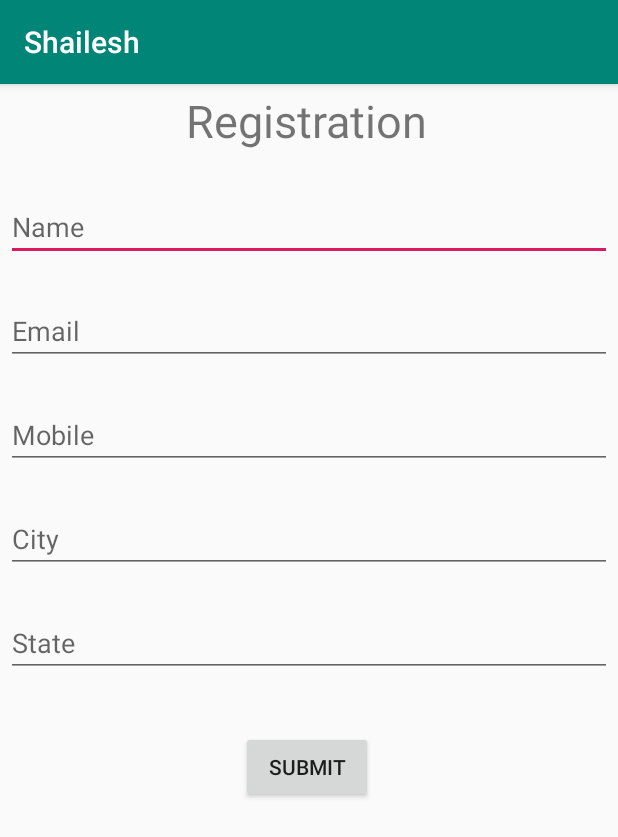
After one commit to Shailesh1297/android-class, an Android app: the Registration screen opened directly, with no data from a screen before it, on a phone screen of 412 x 824 dp. The commit adds this screen. Shown: the top 837 px of the screen. Run offline under Robolectric (Android 15) with nearby library versions, the phone set to English and light mode, and no system bars.

Commit message:
added registration with intent method

```diff
--- a/app/build.gradle
+++ b/app/build.gradle
@@ -26,4 +26,5 @@ dependencies {
     testImplementation 'junit:junit:4.12'
     androidTestImplementation 'androidx.test.ext:junit:1.1.0'
     androidTestImplementation 'androidx.test.espresso:espresso-core:3.1.1'
+    implementation 'com.intuit.sdp:sdp-android:1.0.6'
 }
--- a/app/src/main/AndroidManifest.xml
+++ b/app/src/main/AndroidManifest.xml
@@ -9,7 +9,8 @@
         android:roundIcon="@mipmap/ic_launcher_round"
         android:supportsRtl="true"
         android:theme="@style/AppTheme">
-        <activity android:name=".simplecalculator.SimpleCalculator"></activity>
+        <activity android:name=".registration.RegisterData"></activity>
+        <activity android:name=".simplecalculator.SimpleCalculator" />
         <activity android:name=".calculator.Calculator" />
         <activity android:name=".MainActivity">
             <intent-filter>
@@ -18,6 +19,7 @@
                 <category android:name="android.intent.category.LAUNCHER" />
             </intent-filter>
         </activity>
+        <activity android:name=".registration.Registration" />
     </application>
 
 </manifest>
--- /dev/null
+++ b/app/src/main/java/com/example/shailesh/registration/Registration.java
@@ -0,0 +1,44 @@
+package com.example.shailesh.registration;
+
+import androidx.appcompat.app.AppCompatActivity;
+
+import android.content.Intent;
+import android.os.Bundle;
+import android.view.View;
+import android.widget.Button;
+import android.widget.EditText;
+
+import com.example.shailesh.R;
+
+public class Registration extends AppCompatActivity {
+
+    EditText name,mobile,email,city,state;
+    Button rButton;
+    @Override
+    protected void onCreate(Bundle savedInstanceState) {
+        super.onCreate(savedInstanceState);
+        setContentView(R.layout.activity_registration);
+        addWidgets();
+        rButton.setOnClickListener(new View.OnClickListener() {
+            @Override
+            public void onClick(View v) {
+                Intent calintent=new Intent(getBaseContext(), RegisterData.class);
+                calintent.putExtra("Name",name.getText().toString());
+                startActivity(calintent);
+            }
+        });
+
+
+    }
+
+  public  void addWidgets()
+    {
+        name=findViewById(R.id.registerName);
+        mobile=findViewById(R.id.registerMobile);
+        email=findViewById(R.id.registerEmail);
+        city=findViewById(R.id.registerCity);
+        state=findViewById(R.id.registerState);
+        rButton=findViewById(R.id.registerButton);
+    }
+
+}
--- /dev/null
+++ b/app/src/main/res/layout/activity_registration.xml
@@ -0,0 +1,108 @@
+<?xml version="1.0" encoding="utf-8"?>
+<androidx.constraintlayout.widget.ConstraintLayout xmlns:android="http://schemas.android.com/apk/res/android"
+    xmlns:app="http://schemas.android.com/apk/res-auto"
+    xmlns:tools="http://schemas.android.com/tools"
+    style="@style/NoAction"
+    android:layout_width="match_parent"
+    android:layout_height="wrap_content"
+    tools:context=".registration.Registration">
+
+    <TextView
+        android:id="@+id/registerTxt"
+        android:layout_width="wrap_content"
+        android:layout_height="wrap_content"
+        android:layout_marginStart="124dp"
+        android:layout_marginTop="4dp"
+        android:text="Registration"
+        android:textSize="30sp"
+        app:layout_constraintStart_toStartOf="parent"
+        app:layout_constraintTop_toTopOf="parent" />
+
+    <EditText
+        android:id="@+id/registerName"
+        android:layout_width="match_parent"
+        android:layout_height="wrap_content"
+        android:layout_marginStart="4dp"
+        android:layout_marginTop="28dp"
+        android:layout_marginEnd="4dp"
+        android:ems="10"
+        android:inputType="textPersonName"
+        android:hint="Name"
+        app:layout_constraintEnd_toEndOf="parent"
+        app:layout_constraintHorizontal_bias="0.0"
+        app:layout_constraintStart_toStartOf="parent"
+        app:layout_constraintTop_toBottomOf="@+id/registerTxt" />
+
+    <EditText
+        android:id="@+id/registerEmail"
+        android:layout_width="match_parent"
+        android:layout_height="wrap_content"
+        android:layout_marginStart="4dp"
+        android:layout_marginTop="24dp"
+        android:layout_marginEnd="4dp"
+        android:ems="10"
+        android:inputType="textPersonName|textEmailAddress"
+        android:hint="Email"
+        app:layout_constraintEnd_toEndOf="parent"
+        app:layout_constraintStart_toStartOf="parent"
+        app:layout_constraintTop_toBottomOf="@+id/registerName" />
+
+    <EditText
+        android:id="@+id/registerMobile"
+        android:layout_width="match_parent"
+        android:layout_height="wrap_content"
+        android:layout_marginStart="4dp"
+        android:layout_marginTop="24dp"
+        android:layout_marginEnd="4dp"
+
+        android:ems="10"
+        android:inputType="number|textPersonName"
+        android:hint="Mobile"
+        app:layout_constraintEnd_toEndOf="parent"
+        app:layout_constraintStart_toStartOf="parent"
+        app:layout_constraintTop_toBottomOf="@+id/registerEmail" />
+
+    <EditText
+        android:id="@+id/registerCity"
+        android:layout_width="match_parent"
+        android:layout_height="wrap_content"
+        android:layout_marginStart="4dp"
+        android:layout_marginTop="24dp"
+        android:layout_marginEnd="4dp"
+
+        android:ems="10"
+        android:inputType="textPersonName"
+        android:hint="City"
+        app:layout_constraintEnd_toEndOf="parent"
+        app:layout_constraintStart_toStartOf="parent"
+        app:layout_constraintTop_toBottomOf="@+id/registerMobile" />
+
+    <EditText
+        android:id="@+id/registerState"
+        android:layout_width="match_parent"
+        android:layout_height="wrap_content"
+        android:layout_marginStart="4dp"
+        android:layout_marginTop="24dp"
+        android:layout_marginEnd="4dp"
+
+        android:ems="10"
+        android:inputType="textPersonName"
+        android:hint="State"
+        app:layout_constraintEnd_toEndOf="parent"
+        app:layout_constraintStart_toStartOf="parent"
+        app:layout_constraintTop_toBottomOf="@+id/registerCity" />
+
+    <Button
+        android:id="@+id/registerButton"
+        android:layout_width="wrap_content"
+        android:layout_height="wrap_content"
+        android:layout_marginStart="160dp"
+        android:layout_marginTop="36dp"
+        android:layout_marginEnd="163dp"
+        android:text="Submit"
+        app:layout_constraintEnd_toEndOf="parent"
+        app:layout_constraintHorizontal_bias="1.0"
+        app:layout_constraintStart_toStartOf="parent"
+        app:layout_constraintTop_toBottomOf="@+id/registerState" />
+
+</androidx.constraintlayout.widget.ConstraintLayout>
--- a/app/src/main/res/values/styles.xml
+++ b/app/src/main/res/values/styles.xml
@@ -7,5 +7,9 @@
         <item name="colorPrimaryDark">@color/colorPrimaryDark</item>
         <item name="colorAccent">@color/colorAccent</item>
     </style>
+    <style name="NoAction" parent="Theme.AppCompat.NoActionBar">
+        <!-- Customize your theme here. -->
+
+    </style>
 
 </resources>
```
Also changed, not shown: app/src/main/java/com/example/shailesh/MainActivity.java (+12 -1 lines), app/src/main/java/com/example/shailesh/registration/RegisterData.java (added, +20 -0 lines), app/src/main/res/layout/activity_main.xml (+13 -0 lines), app/src/main/res/layout/activity_register_data.xml (added, +21 -0 lines).
